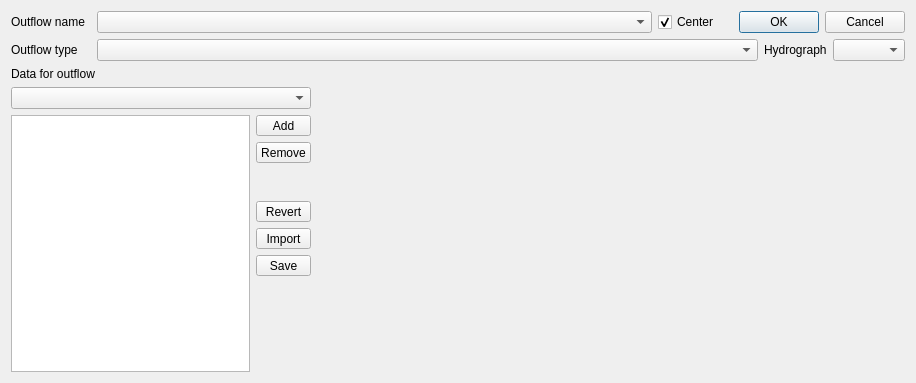
Old version of the form flo2d/ui/outflow_editor.ui in the repository FLO-2DSoftware/qgis-flo-2d-plugin.
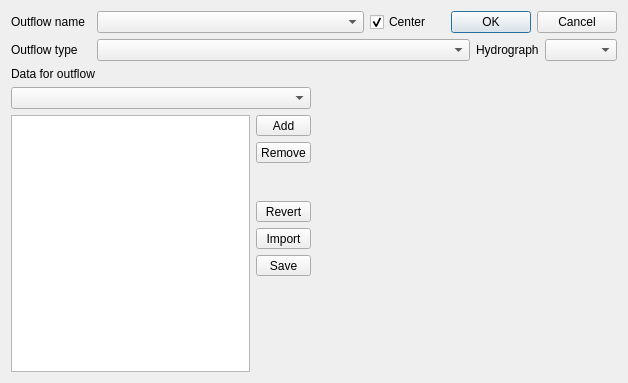
New version of the form.

Patch:
```diff
--- a/flo2d/ui/outflow_editor.ui
+++ b/flo2d/ui/outflow_editor.ui
@@ -6,7 +6,7 @@
    <rect>
     <x>0</x>
     <y>0</y>
-    <width>916</width>
+    <width>626</width>
     <height>383</height>
    </rect>
   </property>
```
